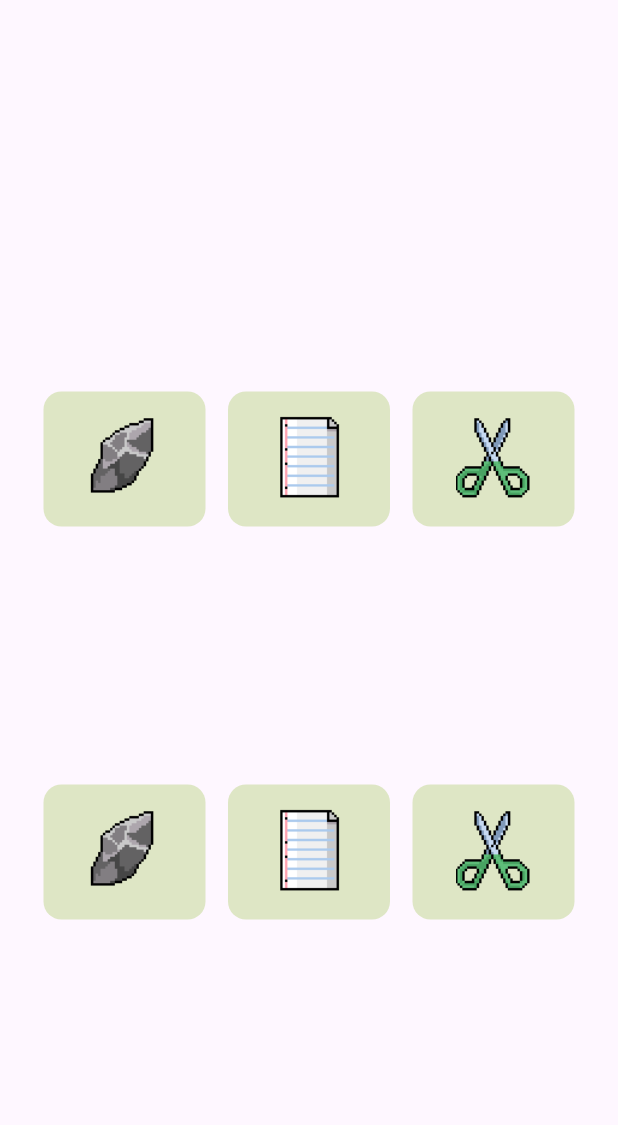
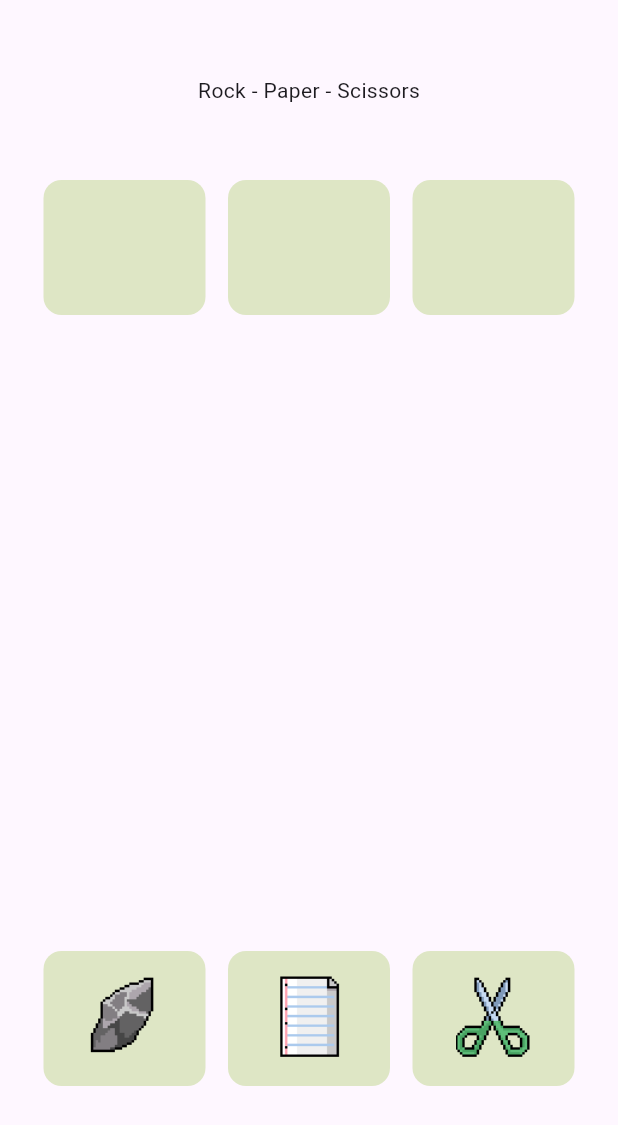
Before and after one commit to abdyevas/Flutter_Rock_Paper_Scissors, a Flutter app: the screen it shows after launch, on a phone screen of 412 x 824 dp. Shown: the top 1125 px of the screen. Run offline on Flutter 3.47's test engine with Material 3 defaults, Android fonts, the phone set to English and light mode, and no system bars.

Commit message:
edit styling

```diff
--- a/rock_paper_scissors/lib/game_screen.dart
+++ b/rock_paper_scissors/lib/game_screen.dart
@@ -16,19 +16,21 @@ class _GameScreen extends State<GameScreen> {
     return const Scaffold(
       body: Column(
         children: [
+          SizedBox(height: 50),
+          Text('Rock - Paper - Scissors'),
           Expanded(
             child: Column(
-              mainAxisAlignment: MainAxisAlignment.center,
+              mainAxisAlignment: MainAxisAlignment.start,
               children: [
-                SizedBox(height: 200),
+                SizedBox(height: 50),
                 Row(
                   mainAxisAlignment: MainAxisAlignment.center,
                   children: [
-                    ButtonElement(element: 'rock'),
+                    ButtonElement(element: null),
                     SizedBox(width: 15),
-                    ButtonElement(element: 'paper'),
+                    ButtonElement(element: null),
                     SizedBox(width: 15),
-                    ButtonElement(element: 'scissors'),
+                    ButtonElement(element: null),
                   ],
                 ),
               ],
@@ -36,7 +38,7 @@ class _GameScreen extends State<GameScreen> {
           ),
           Expanded(
             child: Column(
-              mainAxisAlignment: MainAxisAlignment.center,
+              mainAxisAlignment: MainAxisAlignment.end,
               children: [
                 Row(
                   mainAxisAlignment: MainAxisAlignment.center,
```
